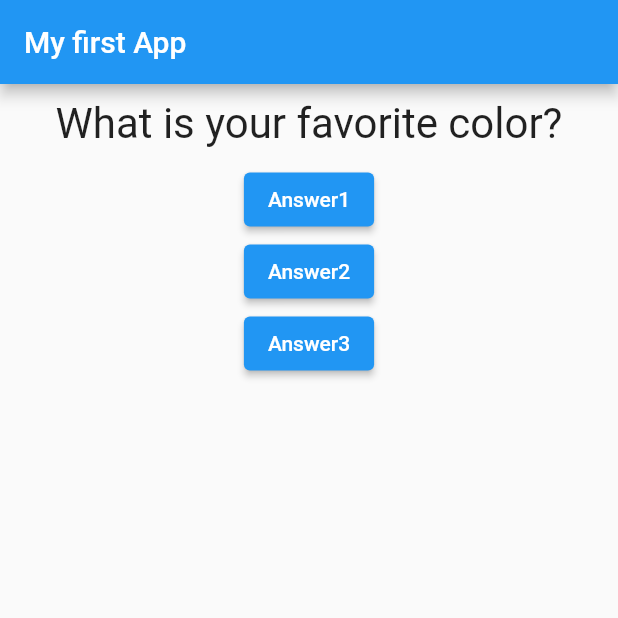
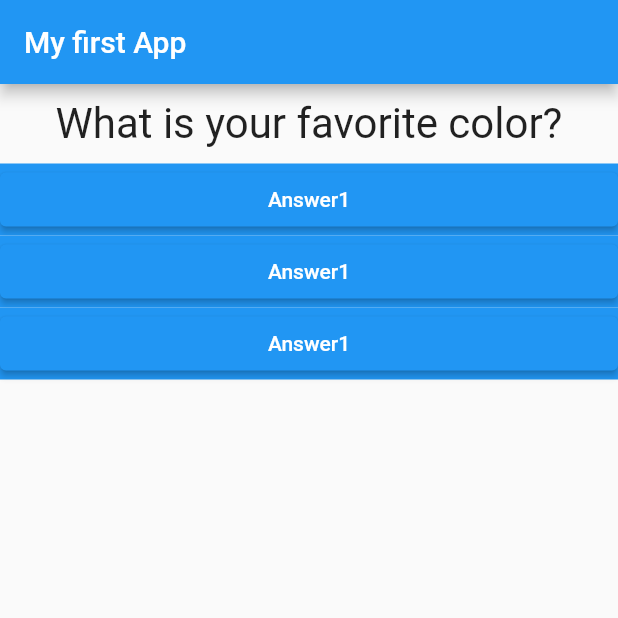
Before and after one commit to bitterhippo/FlutterCC, a Flutter app: the screen it shows after launch, on a phone screen of 412 x 824 dp, the top half of it. Run offline on Flutter 3.47's test engine with Material 2 defaults, Android fonts, the phone set to English and light mode, and no system bars; missing offline and left inert: dart:html.

Commit message:
updated main.dart

```diff
--- a/lib/answer.dart
+++ b/lib/answer.dart
@@ -7,6 +7,7 @@ class Answer extends StatelessWidget {
   Widget build(BuildContext context) {
     return Container(
         width: double.infinity,
+        color: Colors.blue,
         child: ElevatedButton(child: Text('Answer1'), onPressed: () => null));
   }
 }
--- a/lib/main.dart
+++ b/lib/main.dart
@@ -2,6 +2,7 @@ import 'package:flutter/material.dart';
 import 'package:test_app/question.dart';
 
 import './question.dart';
+import './answer.dart';
 
 void main() {
   runApp(MyApp());
@@ -42,12 +43,9 @@ class _MyAppState extends State<MyApp> {
         body: Column(
           children: [
             Question(questions[_questionIndex]),
-            ElevatedButton(
-                child: Text('Answer1'), onPressed: () => _answerQuestion()),
-            ElevatedButton(
-                child: Text('Answer2'), onPressed: () => _answerQuestion()),
-            ElevatedButton(
-                child: Text('Answer3'), onPressed: () => _answerQuestion())
+            Answer(),
+            Answer(),
+            Answer(),
           ],
         ),
       ),
```
